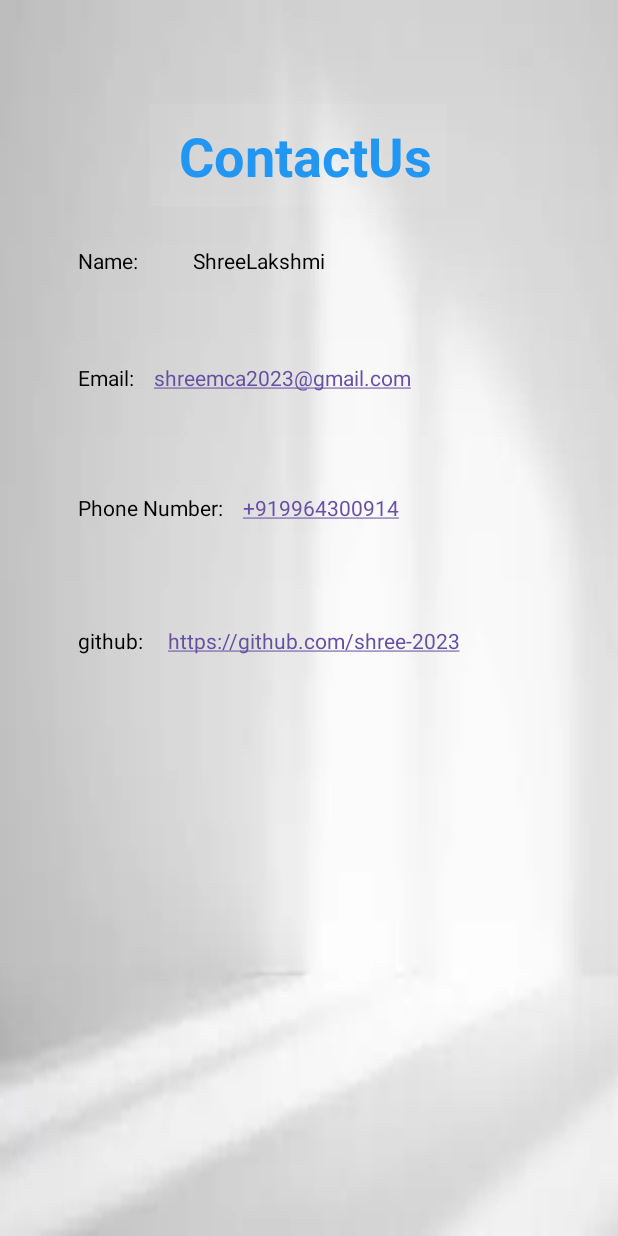
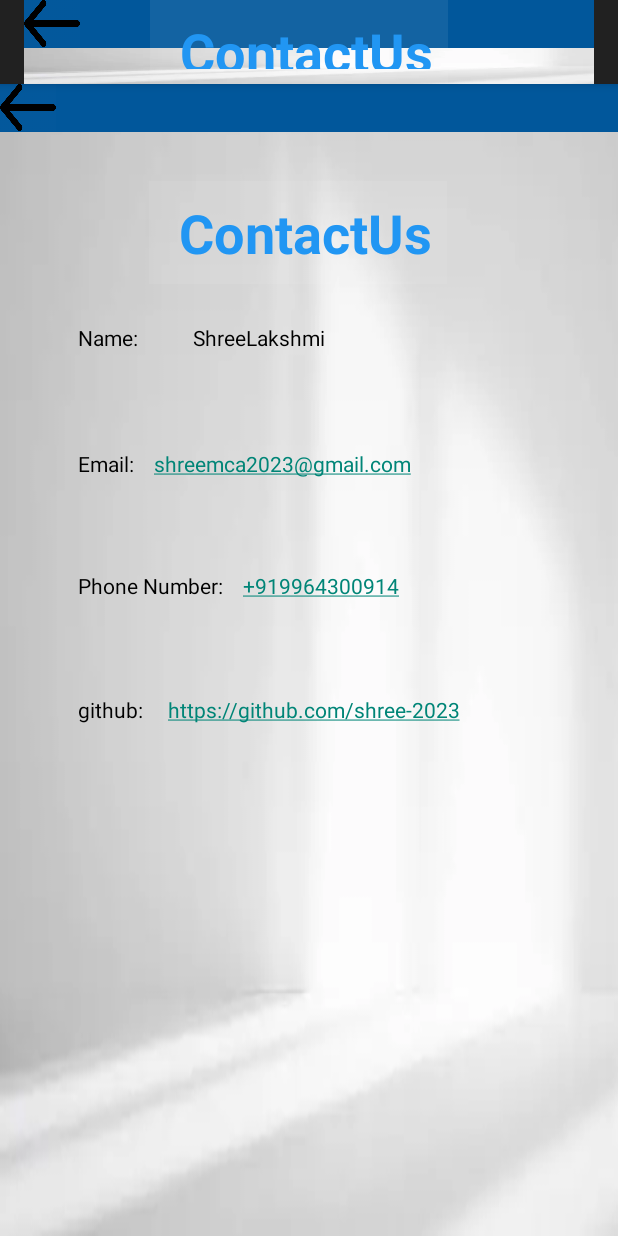
Before and after one commit to shree-2023/SOS, an Android app: the Contactus screen opened directly, with no data from a screen before it, on a phone screen of 412 x 824 dp. Run offline under Robolectric (Android 15) with nearby library versions, the phone set to English and light mode, and no system bars.

Commit message:
updated 2

```diff
--- a/app/src/main/AndroidManifest.xml
+++ b/app/src/main/AndroidManifest.xml
@@ -28,6 +28,7 @@
             android:exported="false" />
         <activity
             android:name=".Contactus"
+            android:theme="@style/AppThemeWithActionBar"
             android:exported="false" />
         <activity
             android:name=".SendVoicemsg"
--- a/app/src/main/java/com/example/sos2/Contactus.java
+++ b/app/src/main/java/com/example/sos2/Contactus.java
@@ -1,14 +1,47 @@
 package com.example.sos2;
 
+import androidx.annotation.NonNull;
+import androidx.appcompat.app.ActionBar;
 import androidx.appcompat.app.AppCompatActivity;
 
+import android.annotation.SuppressLint;
 import android.os.Bundle;
+import android.view.LayoutInflater;
+import android.view.MenuItem;
+import android.view.View;
+import android.widget.TextView;
 
 public class Contactus extends AppCompatActivity {
 
+    @SuppressLint("MissingInflatedId")
     @Override
     protected void onCreate(Bundle savedInstanceState) {
         super.onCreate(savedInstanceState);
         setContentView(R.layout.activity_contactus);
+        setTheme(R.style.AppThemeWithActionBar);
+
+        // Inflate the custom action bar layout
+        View customActionBarView = LayoutInflater.from(this).inflate(R.layout.activity_contactus, null);
+
+        // Set the custom action bar view
+        ActionBar actionBar = getSupportActionBar();
+        actionBar.setDisplayHomeAsUpEnabled(true);
+        actionBar.setDisplayOptions(ActionBar.DISPLAY_SHOW_CUSTOM);
+        actionBar.setCustomView(customActionBarView);
+        TextView actionBarIcon;
+        actionBarIcon = customActionBarView.findViewById(R.id.actionBarIcon1);
+
+
+        setContentView(R.layout.activity_contactus);
+    }
+
+    @Override
+    public boolean onOptionsItemSelected(@NonNull MenuItem item) {
+        switch (item.getItemId()) {
+            case android.R.id.home:
+                this.finish();
+                return true;
+        }
+        return super.onOptionsItemSelected(item);
     }
 }
--- a/app/src/main/res/layout/activity_contactus.xml
+++ b/app/src/main/res/layout/activity_contactus.xml
@@ -6,7 +6,28 @@
     android:layout_height="match_parent"
     tools:context=".Register"
     android:background="@drawable/imag12contactus">
+    <TextView
+        android:id="@+id/actionBarTitle"
+        android:layout_width="417dp"
+        android:layout_height="32dp"
+        android:layout_gravity="center_vertical"
+        android:background="@color/light_blue_900"
+        android:textColor="@android:color/black"
+        android:textSize="18sp"
+        app:layout_constraintEnd_toEndOf="parent"
+        app:layout_constraintHorizontal_bias="0.0"
+        app:layout_constraintStart_toStartOf="parent"
+        tools:layout_editor_absoluteY="0dp"
+        tools:ignore="MissingConstraints" />
 
+    <TextView
+        android:id="@+id/actionBarIcon1"
+        android:layout_width="37dp"
+        android:layout_height="31dp"
+        android:layout_gravity="center_vertical"
+        android:background="@drawable/arrow"
+        app:layout_constraintTop_toTopOf="parent"
+        tools:ignore="MissingConstraints" />
     <TextView
         android:id="@+id/textView"
         android:layout_width="wrap_content"
@@ -38,6 +59,7 @@
         android:drawablePadding="10dp"
         android:ems="10"
         android:inputType="text"
+        android:minHeight="48dp"
         android:paddingLeft="20dp"
         android:paddingTop="10dp"
         android:paddingRight="10dp"
```
Also changed, not shown: app/src/main/java/com/example/sos2/Contact.java (+19 -4 lines), app/src/main/java/com/example/sos2/model/Contact_Model.java (+9 -2 lines).
